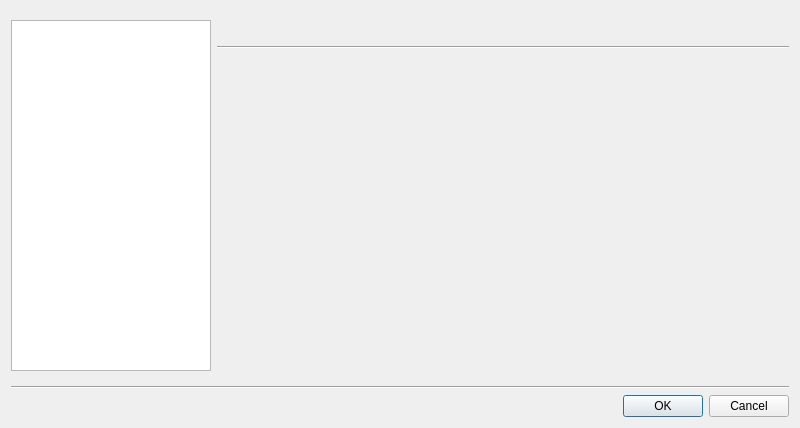
Above: src/qt/qt_preferences.ui from 86Box/86Box before the change. Below: the same form after it.
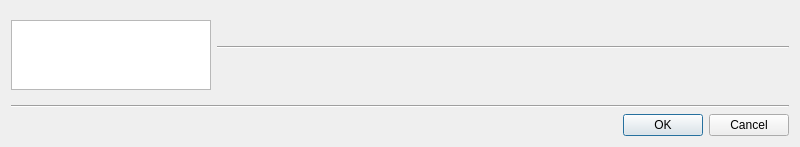
That is the form after the change.

```diff
--- a/src/qt/qt_preferences.ui
+++ b/src/qt/qt_preferences.ui
@@ -7,19 +7,16 @@
     <x>0</x>
     <y>0</y>
     <width>800</width>
-    <height>428</height>
    </rect>
   </property>
   <property name="minimumSize">
    <size>
     <width>800</width>
-    <height>428</height>
    </size>
   </property>
   <property name="maximumSize">
    <size>
     <width>800</width>
-    <height>428</height>
    </size>
   </property>
   <property name="windowTitle">
```
